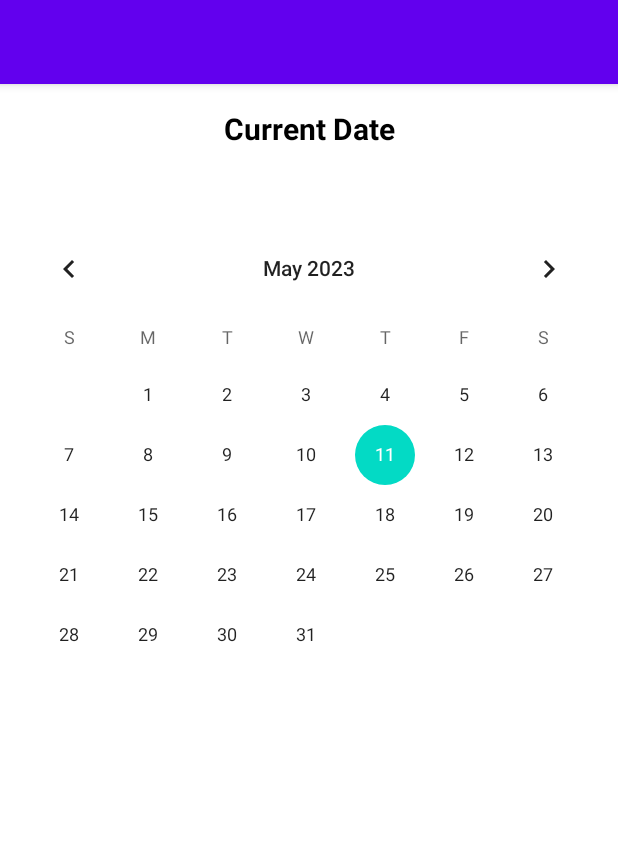
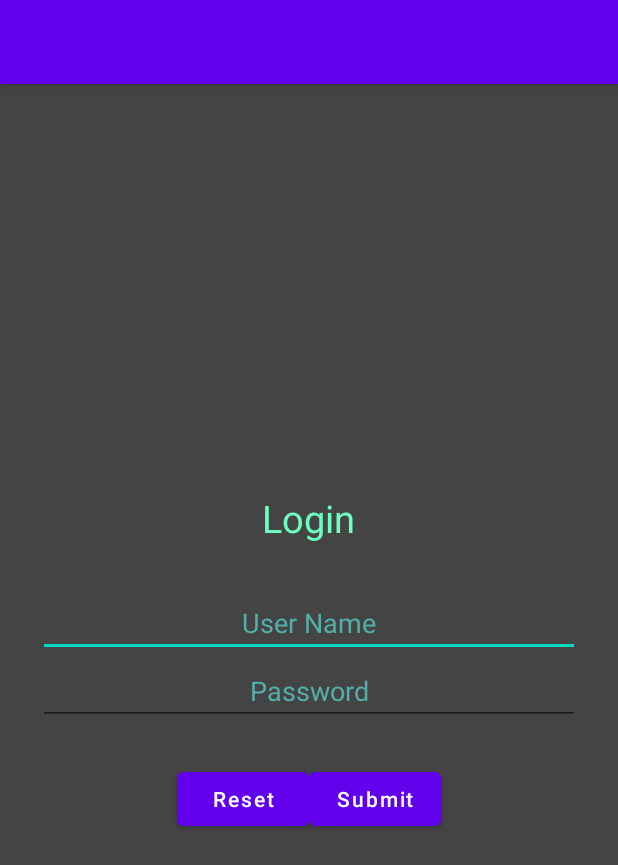
Before and after one commit to jon-fox/gift_app, an Android app: the screen it shows after launch (MainActivity before the commit, LoginScreen after it), on a phone screen of 412 x 824 dp. Shown: the top 865 px of the screen. Run offline under Robolectric (Android 15) with nearby library versions, the phone set to English and light mode, and no system bars.

Commit message:
initial commit

```diff
--- /dev/null
+++ b/app/src/main/java/com/example/giftapp/LoginScreen.kt
@@ -0,0 +1,43 @@
+package com.example.giftapp
+
+//import android.support.v7.app.AppCompatActivity
+import android.content.Intent
+import androidx.appcompat.app.AppCompatActivity
+import android.os.Bundle
+import android.widget.*
+
+/**
+ * A Login Form Example in Kotlin Android
+ */
+class LoginScreen : AppCompatActivity() {
+
+    override fun onCreate(savedInstanceState: Bundle?) {
+        super.onCreate(savedInstanceState)
+        setContentView(R.layout.login_screen)
+
+        // get reference to all views
+        var et_user_name = findViewById(R.id.et_user_name) as EditText
+        var et_password = findViewById(R.id.et_password) as EditText
+        var btn_reset = findViewById(R.id.btn_reset) as Button
+        var btn_submit = findViewById(R.id.btn_submit) as Button
+
+        btn_reset.setOnClickListener {
+            // clearing user_name and password edit text views on reset button click
+            et_user_name.setText("")
+            et_password.setText("")
+        }
+
+        // set on-click listener
+        btn_submit.setOnClickListener {
+            val user_name = et_user_name.text;
+            val password = et_password.text;
+            Toast.makeText(this@LoginScreen, user_name, Toast.LENGTH_LONG).show()
+
+            // your code to validate the user_name and password combination
+            // and verify the same
+            val intent = Intent(this, MainActivity::class.java)
+            startActivity(intent)
+        }
+
+    }
+}
--- /dev/null
+++ b/app/src/main/res/layout/login_screen.xml
@@ -0,0 +1,61 @@
+<?xml version="1.0" encoding="utf-8"?>
+<androidx.constraintlayout.widget.ConstraintLayout
+    xmlns:android="http://schemas.android.com/apk/res/android"
+    xmlns:tools="http://schemas.android.com/tools"
+    android:layout_width="match_parent"
+    android:layout_height="match_parent"
+    tools:context="com.example.giftapp.LoginScreen">
+    <LinearLayout
+        android:id="@+id/ll_main_layout"
+        android:layout_width="match_parent"
+        android:layout_height="match_parent"
+        android:gravity="center"
+        android:background="#444444"
+        android:padding="25dp"
+        android:orientation="vertical">
+        <TextView
+            android:layout_width="wrap_content"
+            android:layout_height="wrap_content"
+            android:textSize="25dp"
+            android:textColor="#6dffbf"
+            android:padding="30dp"
+            android:text="Login"/>
+        <EditText
+            android:id="@+id/et_user_name"
+            android:hint="User Name"
+            android:textColor="#6bfff7"
+            android:textColorHint="#52afaa"
+            android:textAlignment="center"
+            android:layout_width="match_parent"
+            android:layout_height="wrap_content"/>
+        <EditText
+            android:id="@+id/et_password"
+            android:hint="Password"
+            android:textColor="#6bfff7"
+            android:textColorHint="#52afaa"
+            android:textAlignment="center"
+            android:inputType="textPassword"
+            android:layout_width="match_parent"
+            android:layout_height="wrap_content"/>
+        <LinearLayout
+            android:layout_width="match_parent"
+            android:layout_height="wrap_content"
+            android:gravity="center"
+            android:padding="25dp"
+            android:orientation="horizontal">
+            <Button
+                android:id="@+id/btn_reset"
+                android:text="Reset"
+                android:textAllCaps="false"
+                android:layout_width="wrap_content"
+                android:layout_height="wrap_content" />
+            <Button
+                android:id="@+id/btn_submit"
+                android:text="Submit"
+                android:textAllCaps="false"
+                android:layout_width="wrap_content"
+                android:layout_height="wrap_content" />
+        </LinearLayout>
+    </LinearLayout>
+
+</androidx.constraintlayout.widget.ConstraintLayout>
```
Also changed, not shown: app/src/main/AndroidManifest.xml (+10 -1 lines), app/src/main/java/com/example/giftapp/MainActivity.kt (+15 -11 lines), app/src/main/res/layout/activity_main.xml (+30 -30 lines), 1 other file.
